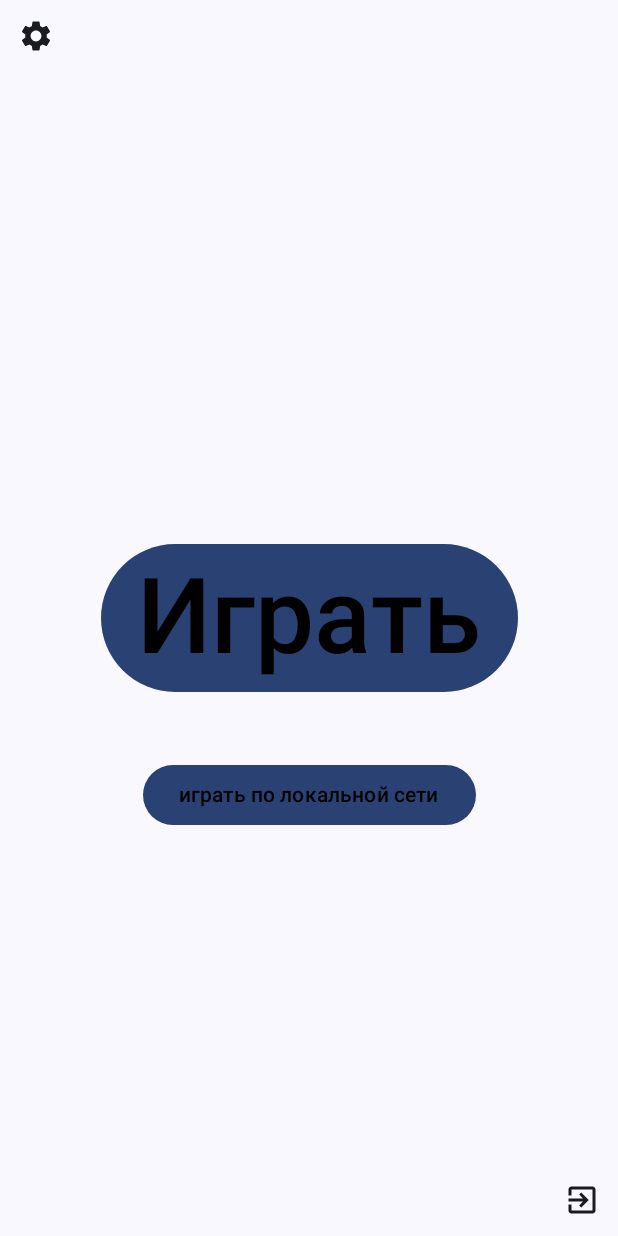
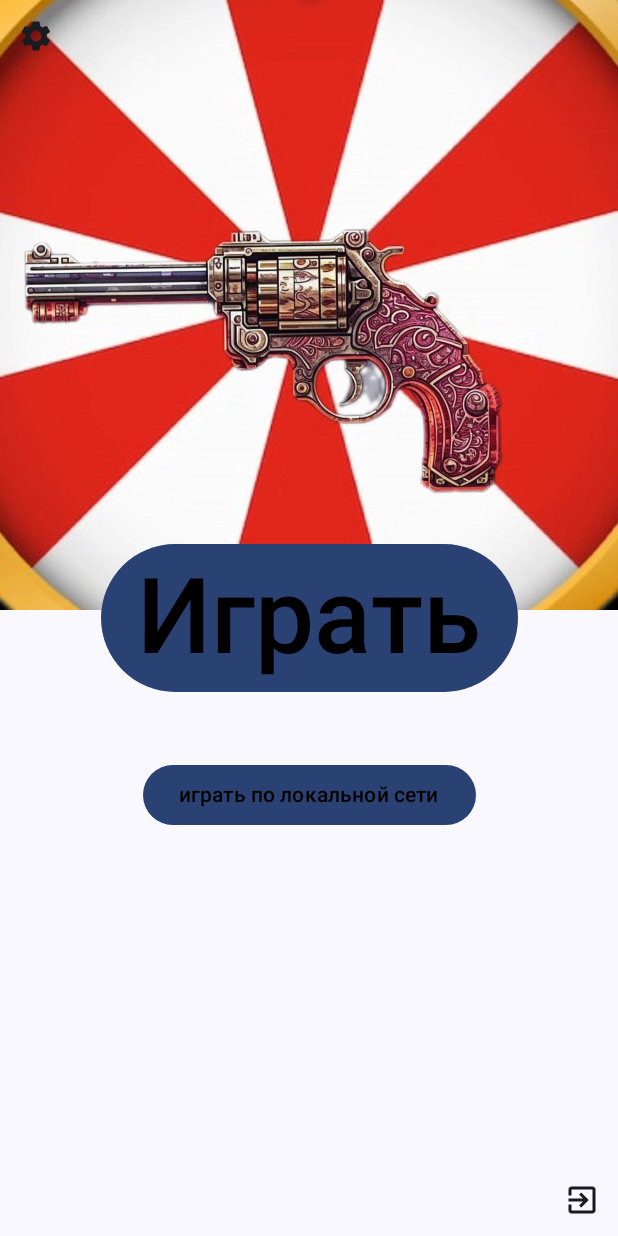
Before and after one commit to Luckich000/revolver_fortuni, an Android app built with Jetpack Compose: the screen it shows after launch (MainActivity), on a phone screen of 412 x 824 dp. Run offline under Robolectric (Android 15) with nearby library versions, the phone set to English and light mode, and no system bars.

Commit message:
добавлен основной интерфейс

```diff
--- a/app/src/main/java/com/example/revolver_fortuni/MainActivity.kt
+++ b/app/src/main/java/com/example/revolver_fortuni/MainActivity.kt
@@ -43,12 +43,13 @@ class MainActivity : ComponentActivity() {
             Revolver_fortuniTheme {
                 Scaffold(modifier = Modifier.fillMaxSize()) { innerPadding ->
                     localgameB()
+
                     Box(
                         modifier = Modifier
                             .fillMaxSize()
                             .padding(innerPadding)
                     ) {
-
+                        Oboi()
                         Exit { finishAffinity()}
                         Button(
                             modifier = Modifier.align(Alignment.Center),
@@ -116,4 +117,12 @@ fun BoxScope.Exit(onClick: () -> Unit){                        //создани
         )
     }
 }
-///
+
+
+@Composable
+fun Oboi() {
+    Image(
+        painter = painterResource(id = R.drawable.imba), // Замените на имя вашего изображения
+        contentDescription = ""
+    )
+}
```
